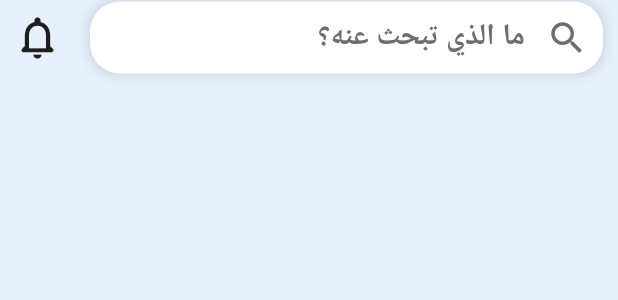
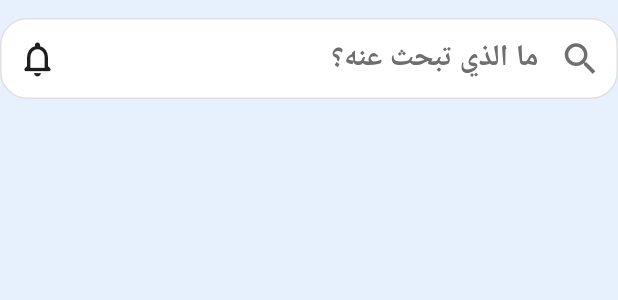
Before and after one commit to AbdElhamidShahin/daliliy_App, a Flutter app: the CustomSearchBar widget shown alone on an empty page, opened directly with empty values, on a phone screen of 412 x 824 dp. Shown: the top 300 px of the screen. Run offline on Flutter 3.47's test engine with Material 3 defaults, Android fonts, the phone set to English and light mode, and no system bars; our stand-ins replace carousel_indicator, carousel_slider, dropdown_button2, flutter_bloc, font_awesome_flutter, google_fonts and 3 more; accounts and stored records are empty; network calls fail.

```diff
--- a/lib/views/Wedget/CustomSearchItem.dart
+++ b/lib/views/Wedget/CustomSearchItem.dart
@@ -9,31 +9,41 @@
 
   @override
   Widget build(BuildContext context) {
-    return Row(
+    return AnimatedContainer(
+      duration: const Duration(milliseconds: 400),
+      curve: Curves.easeOutQuint,
+      height: 54,
+      margin: const EdgeInsets.only(top: 12),
+      decoration: BoxDecoration(
+        color: AppColors.searchBar,
+        borderRadius: BorderRadius.circular(18),
+        border: Border.all(
+          color: AppColors.border,
+          width: 1,
+        ),
+      ),
+      child: Row(
         children: [
           IconButton(
             onPressed: () {},
-          icon: const Icon(Icons.notifications_none_rounded, size: 34, color: AppColors.textPrimary),
+            icon: const Icon(Icons.notifications_none_rounded,
+                size: 28, color: AppColors.textPrimary),
           ),
           Expanded(
             child: Directionality(
               textDirection: TextDirection.rtl,
               child: Container(
-              margin: const EdgeInsets.symmetric(horizontal: 10),
-              decoration: BoxDecoration(
-                borderRadius: BorderRadius.circular(20),
-                color: AppColors.card,
-                boxShadow: const [BoxShadow(color: AppColors.shadow, spreadRadius: 2, blurRadius: 5)],
-              ),
+
                 child: TextField(
                   controller: controller,
                   onChanged: (value) {
                     onSearch(value); // call search on typing
                   },
-                decoration: InputDecoration(
+                  decoration: const InputDecoration(
                     border: InputBorder.none,
                     hintText: 'ما الذي تبحث عنه؟',
-                  prefixIcon: const Icon(Icons.search, color: AppColors.textSecondary, size: 28),
+                    prefixIcon: const Icon(Icons.search,
+                        color: AppColors.textSecondary, size: 28),
                     hintStyle: const TextStyle(
                       color: AppColors.textSecondary,
                       fontSize: 20,
@@ -45,6 +55,7 @@
             ),
           ),
         ],
+      ),
     );
   }
 }
```
Also changed, not shown: lib/models/cubit/Bloc.dart (+12 -12 lines), lib/views/Screens/MedicalScreen.dart (+19 -12 lines), lib/views/Wedget/customAppbarCatogaryItem.dart (+33 -60 lines). Lines whose indentation alone changed are shown as unchanged.
